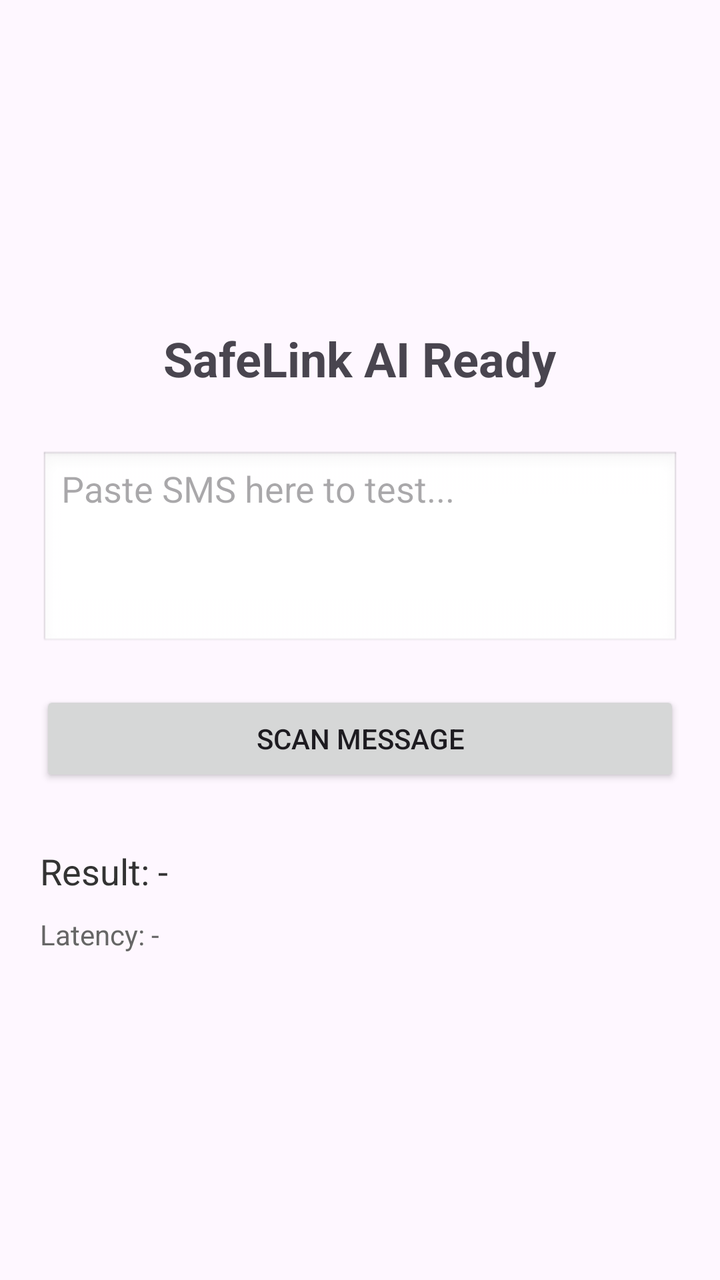
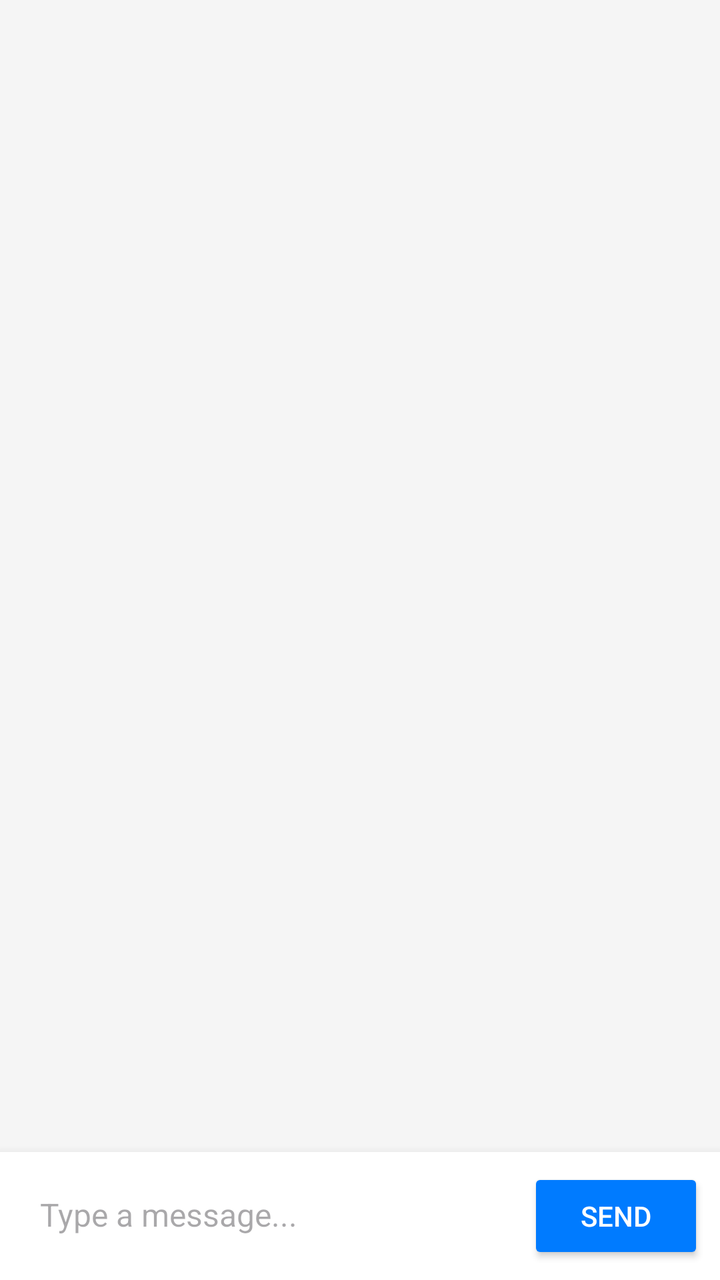

Screens rendered from an Android XML layout before and after an edit, with the pre-edit source and the edit as a unified diff.
<!-- AndroidManifest.xml: application theme Theme.SafeLink -->
<!-- res/layout/activity_main.xml -->
<?xml version="1.0" encoding="utf-8"?>
<LinearLayout xmlns:android="http://schemas.android.com/apk/res/android"
    android:layout_width="match_parent"
    android:layout_height="match_parent"
    android:orientation="vertical"
    android:padding="20dp"
    android:gravity="center">

    <TextView
        android:id="@+id/statusText"
        android:layout_width="wrap_content"
        android:layout_height="wrap_content"
        android:text="SafeLink AI Ready"
        android:textSize="24sp"
        android:textStyle="bold"
        android:layout_marginBottom="30dp"/>

    <EditText
        android:id="@+id/inputMessage"
        android:layout_width="match_parent"
        android:layout_height="wrap_content"
        android:hint="Paste SMS here to test..."
        android:minHeight="100dp"
        android:gravity="top"
        android:background="@android:drawable/edit_text"/>

    <Button
        android:id="@+id/btnScan"
        android:layout_width="match_parent"
        android:layout_height="wrap_content"
        android:text="SCAN MESSAGE"
        android:layout_marginTop="20dp"/>

    <TextView
        android:id="@+id/resultText"
        android:layout_width="match_parent"
        android:layout_height="wrap_content"
        android:layout_marginTop="30dp"
        android:text="Result: -"
        android:textSize="18sp"
        android:textColor="#333333"/>

    <TextView
        android:id="@+id/latencyText"
        android:layout_width="match_parent"
        android:layout_height="wrap_content"
        android:layout_marginTop="10dp"
        android:text="Latency: -"
        android:textSize="14sp"
        android:textColor="#666666"/>

</LinearLayout>
<!-- resources referenced by this layout -->
<resources>
  <style name="Theme.SafeLink" parent="Base.Theme.SafeLink" />
  <style name="Base.Theme.SafeLink" parent="Theme.Material3.DayNight.NoActionBar">
          
          
      </style>
</resources>

<!-- the commit's change to res/layout/activity_main.xml (unified diff, before → after) -->
@@ -1,52 +1,49 @@
 <?xml version="1.0" encoding="utf-8"?>
-<LinearLayout xmlns:android="http://schemas.android.com/apk/res/android"
+<androidx.constraintlayout.widget.ConstraintLayout
+    xmlns:android="http://schemas.android.com/apk/res/android"
+    xmlns:app="http://schemas.android.com/apk/res-auto"
     android:layout_width="match_parent"
     android:layout_height="match_parent"
-    android:orientation="vertical"
-    android:padding="20dp"
-    android:gravity="center">
+    android:background="#F5F5F5">
 
-    <TextView
-        android:id="@+id/statusText"
-        android:layout_width="wrap_content"
-        android:layout_height="wrap_content"
-        android:text="SafeLink AI Ready"
-        android:textSize="24sp"
-        android:textStyle="bold"
-        android:layout_marginBottom="30dp"/>
+    <androidx.recyclerview.widget.RecyclerView
+        android:id="@+id/chatRecyclerView"
+        android:layout_width="0dp"
+        android:layout_height="0dp"
+        android:padding="16dp"
+        android:clipToPadding="false"
+        app:layout_constraintTop_toTopOf="parent"
+        app:layout_constraintBottom_toTopOf="@id/inputLayout"
+        app:layout_constraintStart_toStartOf="parent"
+        app:layout_constraintEnd_toEndOf="parent" />
 
-    <EditText
-        android:id="@+id/inputMessage"
+    <LinearLayout
+        android:id="@+id/inputLayout"
         android:layout_width="match_parent"
         android:layout_height="wrap_content"
-        android:hint="Paste SMS here to test..."
-        android:minHeight="100dp"
-        android:gravity="top"
-        android:background="@android:drawable/edit_text"/>
+        android:orientation="horizontal"
+        android:padding="8dp"
+        android:background="#FFFFFF"
+        android:elevation="8dp"
+        app:layout_constraintBottom_toBottomOf="parent">
 
-    <Button
-        android:id="@+id/btnScan"
-        android:layout_width="match_parent"
-        android:layout_height="wrap_content"
-        android:text="SCAN MESSAGE"
-        android:layout_marginTop="20dp"/>
+        <EditText
+            android:id="@+id/inputMessage"
+            android:layout_width="0dp"
+            android:layout_height="wrap_content"
+            android:layout_weight="1"
+            android:hint="Type a message..."
+            android:background="@android:color/transparent"
+            android:padding="12dp"
+            android:textSize="16sp" />
 
-    <TextView
-        android:id="@+id/resultText"
-        android:layout_width="match_parent"
-        android:layout_height="wrap_content"
-        android:layout_marginTop="30dp"
-        android:text="Result: -"
-        android:textSize="18sp"
-        android:textColor="#333333"/>
+        <Button
+            android:id="@+id/btnSend"
+            android:layout_width="wrap_content"
+            android:layout_height="wrap_content"
+            android:text="Send"
+            android:backgroundTint="#007BFF"
+            android:textColor="#FFFFFF" />
+    </LinearLayout>
 
-    <TextView
-        android:id="@+id/latencyText"
-        android:layout_width="match_parent"
-        android:layout_height="wrap_content"
-        android:layout_marginTop="10dp"
-        android:text="Latency: -"
-        android:textSize="14sp"
-        android:textColor="#666666"/>
-
-</LinearLayout>
+</androidx.constraintlayout.widget.ConstraintLayout>
